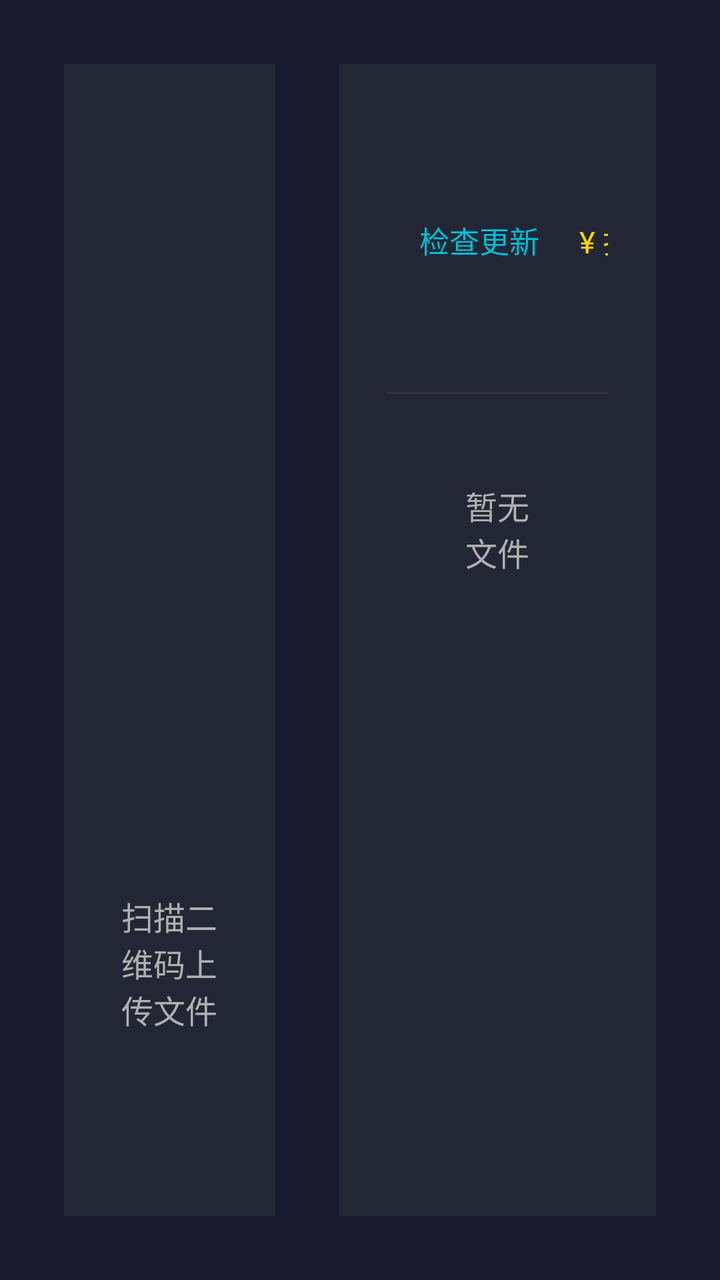
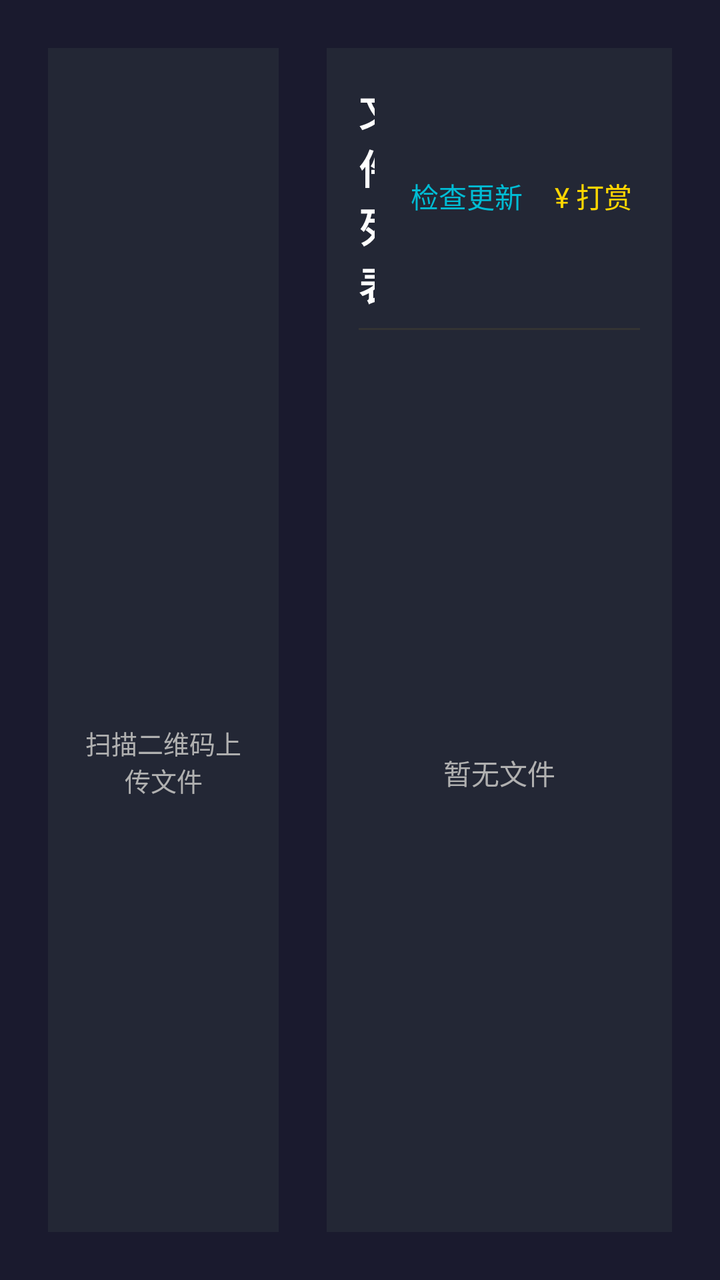

Two renders of the same Android screen: before a commit and after it. Below are the layout's source before the change and the commit's diff.
<!-- AndroidManifest.xml: application theme Theme.SunshineSend -->
<!-- res/layout/activity_main.xml -->
<?xml version="1.0" encoding="utf-8"?>
<androidx.constraintlayout.widget.ConstraintLayout xmlns:android="http://schemas.android.com/apk/res/android"
    xmlns:app="http://schemas.android.com/apk/res-auto"
    android:layout_width="match_parent"
    android:layout_height="match_parent"
    android:background="@color/background"
    android:padding="32dp">

    
    <LinearLayout
        android:id="@+id/leftPanel"
        android:layout_width="0dp"
        android:layout_height="0dp"
        android:layout_marginEnd="16dp"
        android:background="@color/card_bg"
        android:gravity="center"
        android:orientation="vertical"
        android:padding="24dp"
        android:focusable="true"
        android:nextFocusRight="@id/fileRecyclerView"
        app:layout_constraintBottom_toBottomOf="parent"
        app:layout_constraintEnd_toStartOf="@id/rightPanel"
        app:layout_constraintHorizontal_weight="4"
        app:layout_constraintStart_toStartOf="parent"
        app:layout_constraintTop_toTopOf="parent">

        <ImageView
            android:id="@+id/qrCodeImage"
            android:layout_width="280dp"
            android:layout_height="280dp"
            android:contentDescription="@string/scan_qr_to_upload"
            android:scaleType="fitCenter" />

        <TextView
            android:id="@+id/urlText"
            android:layout_width="wrap_content"
            android:layout_height="wrap_content"
            android:layout_marginTop="16dp"
            android:gravity="center"
            android:textColor="@color/text_primary"
            android:textSize="14sp" />

        <TextView
            android:layout_width="wrap_content"
            android:layout_height="wrap_content"
            android:layout_marginTop="8dp"
            android:gravity="center"
            android:text="@string/scan_qr_to_upload"
            android:textColor="@color/text_secondary"
            android:textSize="16sp" />

    </LinearLayout>

    
    <LinearLayout
        android:id="@+id/rightPanel"
        android:layout_width="0dp"
        android:layout_height="0dp"
        android:layout_marginStart="16dp"
        android:background="@color/card_bg"
        android:orientation="vertical"
        android:padding="24dp"
        android:nextFocusLeft="@id/leftPanel"
        app:layout_constraintBottom_toBottomOf="parent"
        app:layout_constraintEnd_toEndOf="parent"
        app:layout_constraintHorizontal_weight="6"
        app:layout_constraintStart_toEndOf="@id/leftPanel"
        app:layout_constraintTop_toTopOf="parent">

        <LinearLayout
            android:layout_width="match_parent"
            android:layout_height="wrap_content"
            android:orientation="horizontal"
            android:gravity="center_vertical">

            <TextView
                android:id="@+id/fileListTitle"
                android:layout_width="0dp"
                android:layout_height="wrap_content"
                android:layout_weight="1"
                android:text="@string/file_list"
                android:textColor="@color/text_primary"
                android:textSize="22sp"
                android:textStyle="bold" />

            <TextView
                android:id="@+id/btnCheckUpdate"
                android:layout_width="wrap_content"
                android:layout_height="wrap_content"
                android:layout_marginStart="12dp"
                android:padding="4dp"
                android:text="检查更新"
                android:textSize="15sp"
                android:textColor="#00BCD4"
                android:background="@android:color/transparent"
                android:focusable="true"
                android:clickable="true"
                android:nextFocusLeft="@id/fileListTitle"
                android:nextFocusRight="@id/btnDonate"
                android:nextFocusDown="@id/fileRecyclerView"
                android:nextFocusUp="@id/fileRecyclerView" />

            <TextView
                android:id="@+id/btnDonate"
                android:layout_width="wrap_content"
                android:layout_height="wrap_content"
                android:layout_marginStart="12dp"
                android:padding="4dp"
                android:text="¥ 打赏"
                android:textSize="15sp"
                android:textColor="#FFD600"
                android:background="@android:color/transparent"
                android:focusable="true"
                android:clickable="true"
                android:nextFocusLeft="@id/btnCheckUpdate"
                android:nextFocusRight="@id/fileListTitle"
                android:nextFocusDown="@id/fileRecyclerView"
                android:nextFocusUp="@id/fileRecyclerView" />

        </LinearLayout>

        <View
            android:layout_width="match_parent"
            android:layout_height="1dp"
            android:layout_marginTop="12dp"
            android:layout_marginBottom="12dp"
            android:background="@color/progress_bg" />

        <TextView
            android:id="@+id/emptyView"
            android:layout_width="match_parent"
            android:layout_height="wrap_content"
            android:gravity="center"
            android:padding="32dp"
            android:text="@string/no_files"
            android:textColor="@color/text_secondary"
            android:textSize="16sp" />

        <androidx.recyclerview.widget.RecyclerView
            android:id="@+id/fileRecyclerView"
            android:layout_width="match_parent"
            android:layout_height="0dp"
            android:layout_weight="1"
            android:descendantFocusability="afterDescendants"
            android:nextFocusLeft="@id/leftPanel"
            android:nextFocusUp="@id/btnDonate"
            android:nextFocusDown="@id/btnDonate" />

    </LinearLayout>

</androidx.constraintlayout.widget.ConstraintLayout>
<!-- resources referenced by this layout -->
<resources>
  <color name="background">#1A1A2E</color>
  <color name="card_bg">#232735</color>
  <color name="progress_bg">#333333</color>
  <color name="text_primary">#FFFFFF</color>
  <color name="text_secondary">#B0B0B0</color>
  <string name="file_list">文件列表</string>
  <string name="no_files">暂无文件</string>
  <string name="scan_qr_to_upload">扫描二维码上传文件</string>
  <style name="Theme.SunshineSend" parent="Theme.MaterialComponents.NoActionBar">
          <item name="android:windowBackground">@color/background</item>
          <item name="android:colorPrimary">@color/primary</item>
          <item name="android:colorAccent">@color/accent</item>
      </style>
  <color name="primary">#16213E</color>
  <color name="accent">#0F3460</color>
</resources>

<!-- the commit's change to res/layout/activity_main.xml (unified diff, before → after) -->
@@ -4,20 +4,19 @@
     android:layout_width="match_parent"
     android:layout_height="match_parent"
     android:background="@color/background"
-    android:padding="32dp">
+    android:padding="24dp"
+    android:descendantFocusability="beforeDescendants"
+    android:focusableInTouchMode="true">
 
     
-    <LinearLayout
+    <androidx.constraintlayout.widget.ConstraintLayout
         android:id="@+id/leftPanel"
         android:layout_width="0dp"
         android:layout_height="0dp"
-        android:layout_marginEnd="16dp"
+        android:layout_marginEnd="12dp"
         android:background="@color/card_bg"
-        android:gravity="center"
-        android:orientation="vertical"
-        android:padding="24dp"
-        android:focusable="true"
-        android:nextFocusRight="@id/fileRecyclerView"
+        android:descendantFocusability="blocksDescendants"
+        android:focusable="false"
         app:layout_constraintBottom_toBottomOf="parent"
         app:layout_constraintEnd_toStartOf="@id/rightPanel"
         app:layout_constraintHorizontal_weight="4"
@@ -26,41 +25,68 @@
 
         <ImageView
             android:id="@+id/qrCodeImage"
-            android:layout_width="280dp"
-            android:layout_height="280dp"
+            android:layout_width="0dp"
+            android:layout_height="0dp"
+            android:layout_margin="16dp"
             android:contentDescription="@string/scan_qr_to_upload"
-            android:scaleType="fitCenter" />
+            android:scaleType="fitCenter"
+            android:focusable="false"
+            app:layout_constraintBottom_toTopOf="@id/urlText"
+            app:layout_constraintDimensionRatio="1:1"
+            app:layout_constraintEnd_toEndOf="parent"
+            app:layout_constraintStart_toStartOf="parent"
+            app:layout_constraintTop_toTopOf="parent"
+            app:layout_constraintVertical_chainStyle="packed"
+            app:layout_constraintWidth_max="280dp"
+            app:layout_constraintHeight_max="280dp" />
 
         <TextView
             android:id="@+id/urlText"
-            android:layout_width="wrap_content"
+            android:layout_width="0dp"
             android:layout_height="wrap_content"
-            android:layout_marginTop="16dp"
+            android:layout_marginStart="16dp"
+            android:layout_marginEnd="16dp"
+            android:layout_marginBottom="4dp"
+            android:ellipsize="middle"
             android:gravity="center"
+            android:maxLines="1"
             android:textColor="@color/text_primary"
-            android:textSize="14sp" />
+            android:textSize="13sp"
+            android:focusable="false"
+            app:layout_constraintBottom_toTopOf="@id/qrHintText"
+            app:layout_constraintEnd_toEndOf="parent"
+            app:layout_constraintStart_toStartOf="parent"
+            app:layout_constraintTop_toBottomOf="@id/qrCodeImage" />
 
         <TextView
-            android:layout_width="wrap_content"
+            android:id="@+id/qrHintText"
+            android:layout_width="0dp"
             android:layout_height="wrap_content"
-            android:layout_marginTop="8dp"
+            android:layout_marginStart="16dp"
+            android:layout_marginEnd="16dp"
+            android:layout_marginBottom="16dp"
             android:gravity="center"
             android:text="@string/scan_qr_to_upload"
             android:textColor="@color/text_secondary"
-            android:textSize="16sp" />
+            android:textSize="13sp"
+            android:focusable="false"
+            app:layout_constraintBottom_toBottomOf="parent"
+            app:layout_constraintEnd_toEndOf="parent"
+            app:layout_constraintStart_toStartOf="parent"
+            app:layout_constraintTop_toBottomOf="@id/urlText" />
 
-    </LinearLayout>
+    </androidx.constraintlayout.widget.ConstraintLayout>
 
     
     <LinearLayout
         android:id="@+id/rightPanel"
         android:layout_width="0dp"
         android:layout_height="0dp"
-        android:layout_marginStart="16dp"
+        android:layout_marginStart="12dp"
         android:background="@color/card_bg"
         android:orientation="vertical"
-        android:padding="24dp"
-        android:nextFocusLeft="@id/leftPanel"
+        android:padding="16dp"
+        android:descendantFocusability="afterDescendants"
         app:layout_constraintBottom_toBottomOf="parent"
         app:layout_constraintEnd_toEndOf="parent"
         app:layout_constraintHorizontal_weight="6"
@@ -80,34 +106,44 @@
                 android:layout_weight="1"
                 android:text="@string/file_list"
                 android:textColor="@color/text_primary"
-                android:textSize="22sp"
-                android:textStyle="bold" />
+                android:textSize="20sp"
+                android:textStyle="bold"
+                android:focusable="false" />
+
+            <TextView
+                android:id="@+id/tvVersionName"
+                android:layout_width="wrap_content"
+                android:layout_height="wrap_content"
+                android:layout_marginStart="8dp"
+                android:textSize="12sp"
+                android:textColor="@color/text_secondary"
+                android:focusable="false" />
 
             <TextView
                 android:id="@+id/btnCheckUpdate"
                 android:layout_width="wrap_content"
                 android:layout_height="wrap_content"
-                android:layout_marginStart="12dp"
+                android:layout_marginStart="6dp"
                 android:padding="4dp"
                 android:text="检查更新"
-                android:textSize="15sp"
+                android:textSize="14sp"
                 android:textColor="#00BCD4"
                 android:background="@android:color/transparent"
                 android:focusable="true"
                 android:clickable="true"
-                android:nextFocusLeft="@id/fileListTitle"
+                android:nextFocusLeft="@id/tvVersionName"
                 android:nextFocusRight="@id/btnDonate"
                 android:nextFocusDown="@id/fileRecyclerView"
-                android:nextFocusUp="@id/fileRecyclerView" />
+                android:nextFocusUp="@id/btnDonate" />
 
             <TextView
                 android:id="@+id/btnDonate"
                 android:layout_width="wrap_content"
                 android:layout_height="wrap_content"
-                android:layout_marginStart="12dp"
+                android:layout_marginStart="8dp"
                 android:padding="4dp"
                 android:text="¥ 打赏"
-                android:textSize="15sp"
+                android:textSize="14sp"
                 android:textColor="#FFD600"
                 android:background="@android:color/transparent"
                 android:focusable="true"
@@ -115,36 +151,42 @@
                 android:nextFocusLeft="@id/btnCheckUpdate"
                 android:nextFocusRight="@id/fileListTitle"
                 android:nextFocusDown="@id/fileRecyclerView"
-                android:nextFocusUp="@id/fileRecyclerView" />
+                android:nextFocusUp="@id/btnCheckUpdate" />
 
         </LinearLayout>
 
         <View
             android:layout_width="match_parent"
             android:layout_height="1dp"
-            android:layout_marginTop="12dp"
-            android:layout_marginBottom="12dp"
+            android:layout_marginTop="8dp"
+            android:layout_marginBottom="8dp"
             android:background="@color/progress_bg" />
 
-        <TextView
-            android:id="@+id/emptyView"
-            android:layout_width="match_parent"
-            android:layout_height="wrap_content"
-            android:gravity="center"
-            android:padding="32dp"
-            android:text="@string/no_files"
-            android:textColor="@color/text_secondary"
-            android:textSize="16sp" />
-
-        <androidx.recyclerview.widget.RecyclerView
-            android:id="@+id/fileRecyclerView"
+        <FrameLayout
             android:layout_width="match_parent"
             android:layout_height="0dp"
-            android:layout_weight="1"
-            android:descendantFocusability="afterDescendants"
-            android:nextFocusLeft="@id/leftPanel"
-            android:nextFocusUp="@id/btnDonate"
-            android:nextFocusDown="@id/btnDonate" />
+            android:layout_weight="1">
+
+            <TextView
+                android:id="@+id/emptyView"
+                android:layout_width="match_parent"
+                android:layout_height="match_parent"
+                android:gravity="center"
+                android:padding="24dp"
+                android:text="@string/no_files"
+                android:textColor="@color/text_secondary"
+                android:textSize="14sp"
+                android:focusable="false" />
+
+            <androidx.recyclerview.widget.RecyclerView
+                android:id="@+id/fileRecyclerView"
+                android:layout_width="match_parent"
+                android:layout_height="match_parent"
+                android:descendantFocusability="afterDescendants"
+                android:nextFocusUp="@id/btnDonate"
+                android:nextFocusDown="@id/btnDonate" />
+
+        </FrameLayout>
 
     </LinearLayout>
 
